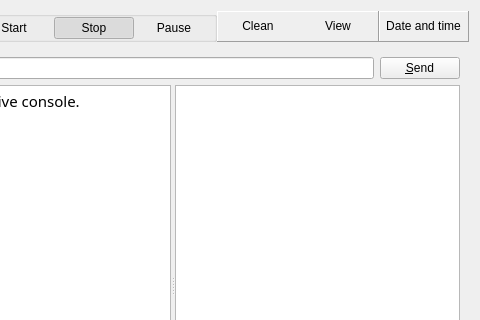
This is gui/mainwindow.ui in Shmuma/grain-watering as Qt 5 draws it before an edit; both pictures show x 452 to 932 and y 0 to 320 of the 932 by 731 pixel window. The edited form follows.
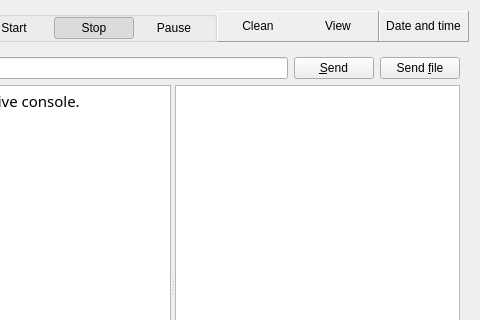
This is the edited form. The open tabs and pages were chosen to show the change. Custom widgets are drawn as their Qt base class.

```diff
--- a/gui/mainwindow.ui
+++ b/gui/mainwindow.ui
@@ -728,6 +728,13 @@
                </property>
               </widget>
              </item>
+             <item>
+              <widget class="QPushButton" name="sendFileButton" >
+               <property name="text" >
+                <string>Send &amp;file</string>
+               </property>
+              </widget>
+             </item>
             </layout>
            </item>
            <item>
```
Left out of the diff: 8 changed lines with no effect on the pictures.
